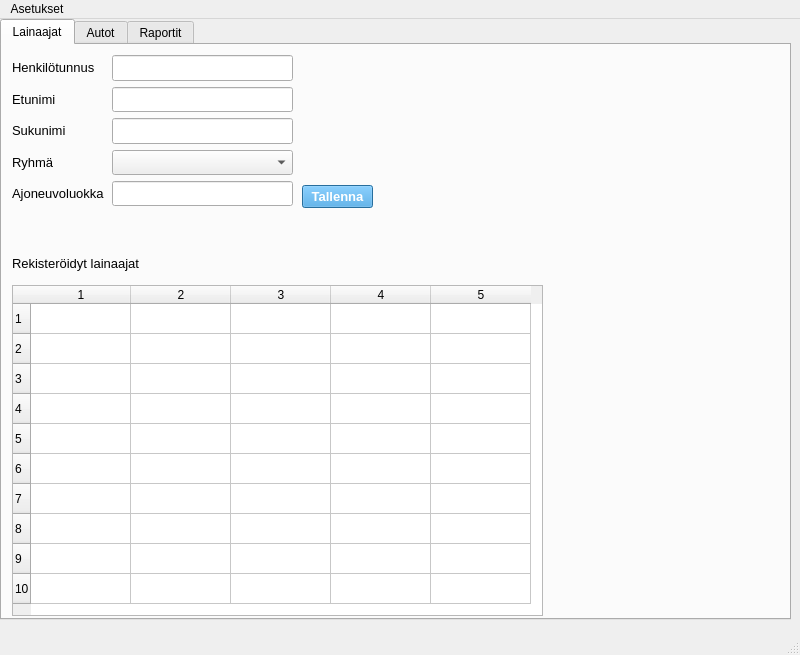
Above: administrative.ui from TiViOpetus/Autolainaus before the change. Below: the same form after it.
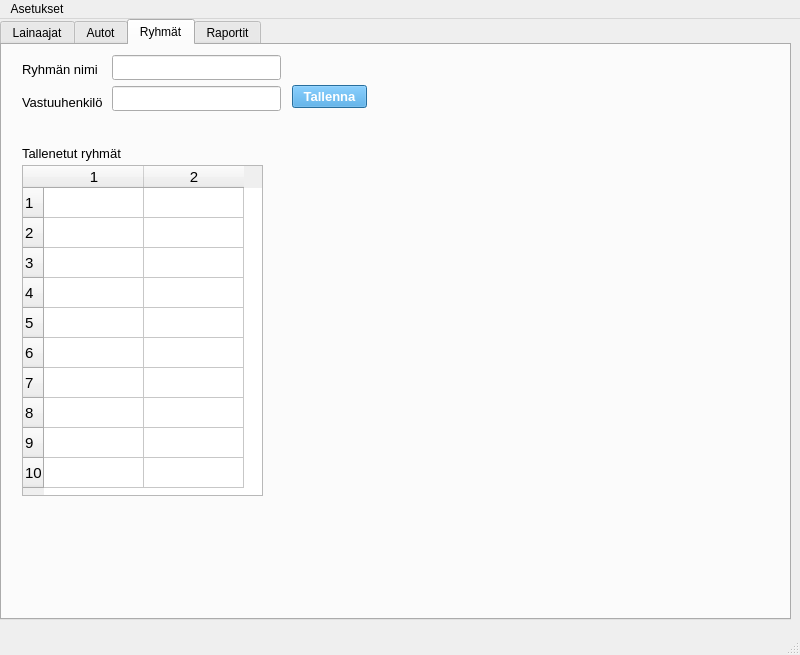
That is the form after the change.

Diff of the .ui file:
```diff
--- a/administrative.ui
+++ b/administrative.ui
@@ -36,7 +36,7 @@
      <locale language="Finnish" country="Finland"/>
     </property>
     <property name="currentIndex">
-     <number>0</number>
+     <number>2</number>
     </property>
     <widget class="QWidget" name="studentTab">
      <property name="cursor">
@@ -54,6 +54,13 @@
         <height>331</height>
        </rect>
       </property>
+      <property name="font">
+       <font>
+        <pointsize>11</pointsize>
+        <weight>50</weight>
+        <bold>false</bold>
+       </font>
+      </property>
       <property name="cursor" stdset="0">
        <cursorShape>ForbiddenCursor</cursorShape>
       </property>
@@ -541,6 +548,170 @@
       </layout>
      </widget>
     </widget>
+    <widget class="QWidget" name="tab">
+     <property name="cursor">
+      <cursorShape>ArrowCursor</cursorShape>
+     </property>
+     <attribute name="title">
+      <string>Ryhmät</string>
+     </attribute>
+     <widget class="QPushButton" name="pushButton">
+      <property name="geometry">
+       <rect>
+        <x>290</x>
+        <y>40</y>
+        <width>75</width>
+        <height>23</height>
+       </rect>
+      </property>
+      <property name="font">
+       <font>
+        <pointsize>10</pointsize>
+        <weight>75</weight>
+        <bold>true</bold>
+       </font>
+      </property>
+      <property name="styleSheet">
+       <string notr="true">background-color: rgb(55, 154, 220);
+color: rgb(255, 255, 255);</string>
+      </property>
+      <property name="text">
+       <string>Tallenna</string>
+      </property>
+     </widget>
+     <widget class="QTableWidget" name="tableWidget">
+      <property name="geometry">
+       <rect>
+        <x>20</x>
+        <y>120</y>
+        <width>241</width>
+        <height>331</height>
+       </rect>
+      </property>
+      <property name="font">
+       <font>
+        <pointsize>11</pointsize>
+        <weight>50</weight>
+        <bold>false</bold>
+       </font>
+      </property>
+      <property name="cursor" stdset="0">
+       <cursorShape>ForbiddenCursor</cursorShape>
+      </property>
+      <property name="rowCount">
+       <number>10</number>
+      </property>
+      <property name="columnCount">
+       <number>2</number>
+      </property>
+      <row/>
+      <row/>
+      <row/>
+      <row/>
+      <row/>
+      <row/>
+      <row/>
+      <row/>
+      <row/>
+      <row/>
+      <column/>
+      <column/>
+     </widget>
+     <widget class="QLabel" name="label_3">
+      <property name="geometry">
+       <rect>
+        <x>20</x>
+        <y>100</y>
+        <width>121</width>
+        <height>16</height>
+       </rect>
+      </property>
+      <property name="font">
+       <font>
+        <pointsize>10</pointsize>
+        <weight>50</weight>
+        <bold>false</bold>
+       </font>
+      </property>
+      <property name="text">
+       <string>Tallenetut ryhmät</string>
+      </property>
+     </widget>
+     <widget class="QWidget" name="">
+      <property name="geometry">
+       <rect>
+        <x>110</x>
+        <y>10</y>
+        <width>169</width>
+        <height>56</height>
+       </rect>
+      </property>
+      <layout class="QVBoxLayout" name="verticalLayout">
+       <item>
+        <widget class="QLineEdit" name="lineEdit">
+         <property name="font">
+          <font>
+           <pointsize>11</pointsize>
+           <weight>50</weight>
+           <bold>false</bold>
+          </font>
+         </property>
+        </widget>
+       </item>
+       <item>
+        <widget class="QLineEdit" name="lineEdit_2">
+         <property name="font">
+          <font>
+           <pointsize>11</pointsize>
+           <weight>50</weight>
+           <bold>false</bold>
+          </font>
+         </property>
+        </widget>
+       </item>
+      </layout>
+     </widget>
+     <widget class="QWidget" name="">
+      <property name="geometry">
+       <rect>
+        <x>20</x>
+        <y>10</y>
+        <width>81</width>
+        <height>61</height>
+       </rect>
+      </property>
+      <layout class="QVBoxLayout" name="verticalLayout_2">
+       <item>
+        <widget class="QLabel" name="label">
+         <property name="font">
+          <font>
+           <pointsize>10</pointsize>
+           <weight>50</weight>
+           <bold>false</bold>
+          </font>
+         </property>
+         <property name="text">
+          <string>Ryhmän nimi</string>
+         </property>
+        </widget>
+       </item>
+       <item>
+        <widget class="QLabel" name="label_2">
+         <property name="font">
+          <font>
+           <pointsize>10</pointsize>
+           <weight>50</weight>
+           <bold>false</bold>
+          </font>
+         </property>
+         <property name="text">
+          <string>Vastuuhenkilö</string>
+         </property>
+        </widget>
+       </item>
+      </layout>
+     </widget>
+    </widget>
     <widget class="QWidget" name="raportsTab">
      <property name="cursor">
       <cursorShape>ArrowCursor</cursorShape>
```
Left out of the diff: 16 changed lines with no effect on the pictures.
